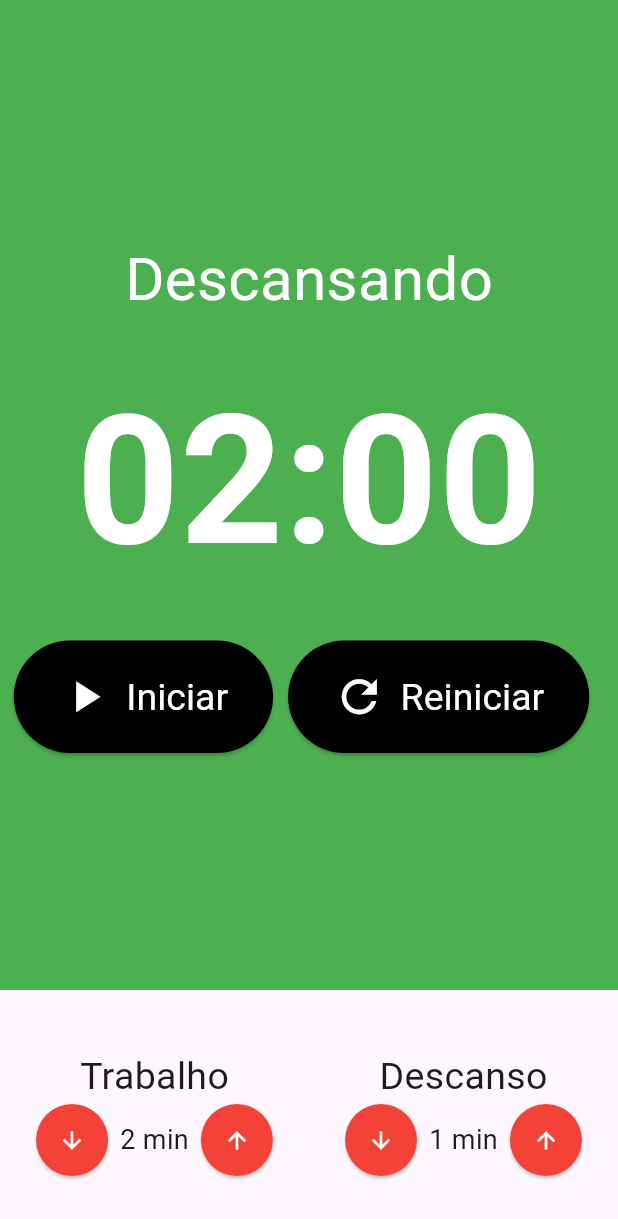
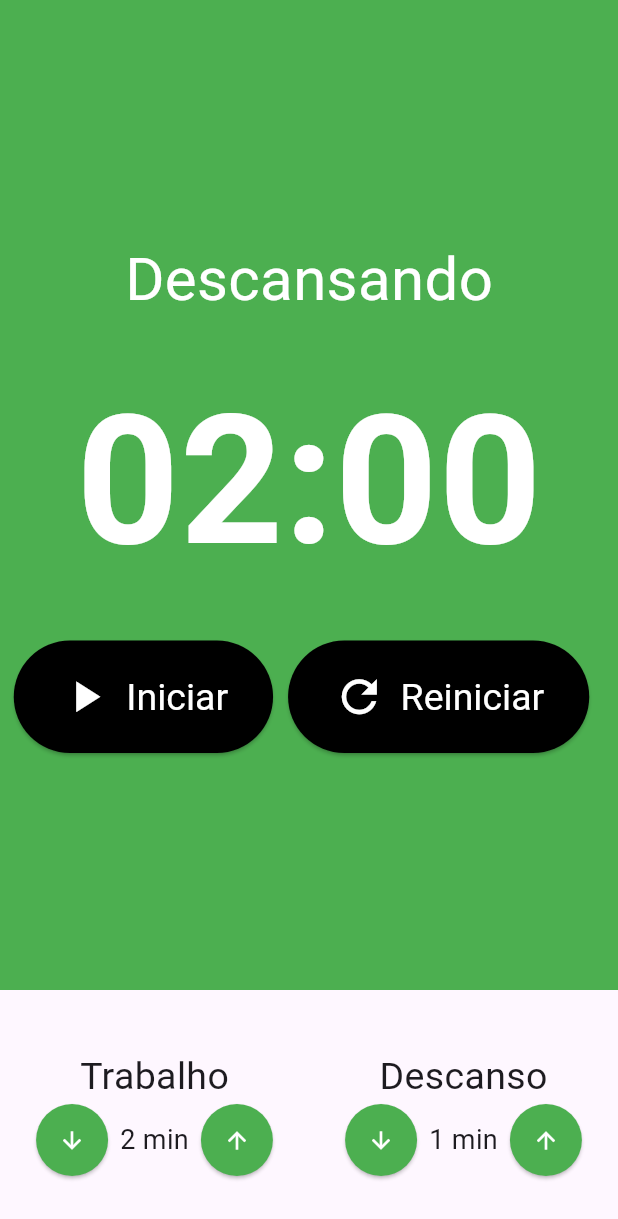
Before and after one commit to maitabom/pomodoro, a Flutter app: the screen it shows after launch, on a phone screen of 412 x 824 dp. Shown: the top 1219 px of the screen. Run offline on Flutter 3.47's test engine with Material 3 defaults, Android fonts, the phone set to English and light mode, and no system bars; our stand-ins replace flutter_mobx, mobx; generated files the repository leaves out were written again.

Commit message:
corrigir lógica de cor do botão no componente EntradaTempo para refletir o estado de trabalho

```diff
--- a/lib/components/entrada_tempo.dart
+++ b/lib/components/entrada_tempo.dart
@@ -19,7 +19,7 @@ class EntradaTempo extends StatelessWidget {
   @override
   Widget build(BuildContext context) {
     final store = Provider.of<PomodoroStore>(context);
-    final colorStatus = store.estaDescansando() ? Colors.red : Colors.green;
+    final colorStatus = store.estaTrabalhando() ? Colors.red : Colors.green;
 
     return Column(
       crossAxisAlignment: CrossAxisAlignment.center,
```
